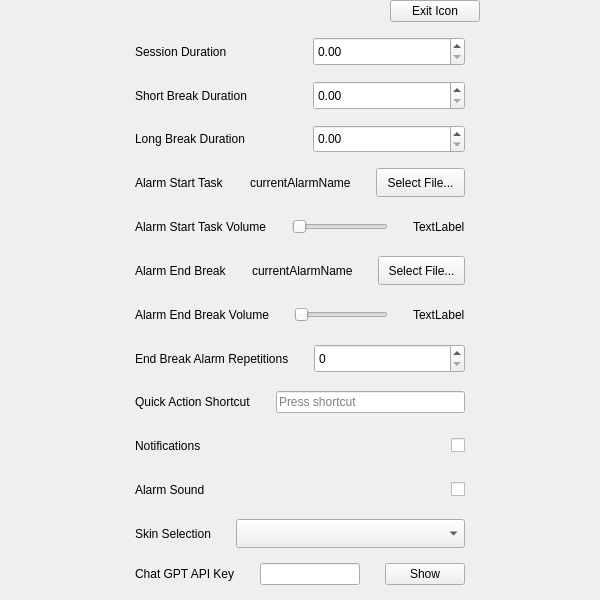
Above: PomoPeak/ui/pomopeaksettings.ui from TheVipek/PomoPeak before the change. Below: the same form after it.
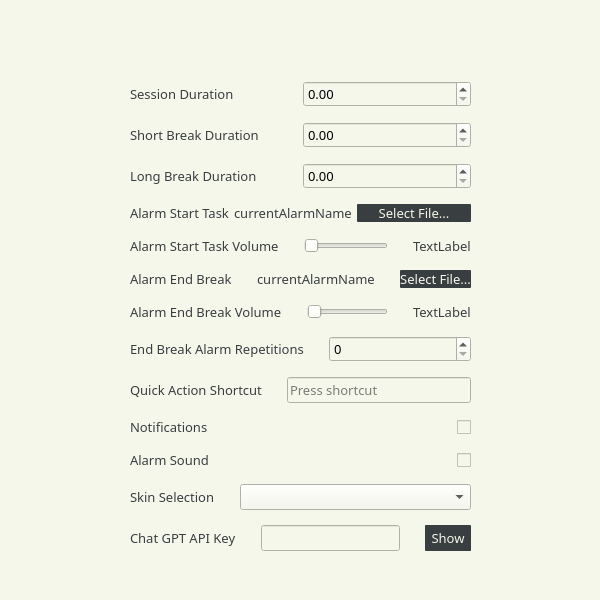
That is the form after the change. Icons and pictures are not drawn.

```diff
--- a/PomoPeak/ui/pomopeaksettings.ui
+++ b/PomoPeak/ui/pomopeaksettings.ui
@@ -13,6 +13,12 @@
     <height>600</height>
    </rect>
   </property>
+  <property name="sizePolicy">
+   <sizepolicy hsizetype="Expanding" vsizetype="Expanding">
+    <horstretch>0</horstretch>
+    <verstretch>0</verstretch>
+   </sizepolicy>
+  </property>
   <property name="windowTitle">
    <string>Form</string>
   </property>
@@ -20,24 +26,131 @@
    <double>1.000000000000000</double>
   </property>
   <property name="styleSheet">
-   <string notr="true"/>
+   <string notr="true">QWidget
+{
+	background-color: #f6f7eb;
+}
+
+QLabel, QPushButton
+{
+	color: #393e41;
+}
+QPushButton
+{
+	background-color: #393e41;
+	border-radius: 1px;
+	color: #f6f7eb;
+}
+#exitBtn
+{	
+	background-color: none;
+}</string>
   </property>
-  <layout class="QVBoxLayout" name="verticalLayout">
+  <layout class="QVBoxLayout" name="verticalLayout" stretch="1,0,15,0">
    <property name="spacing">
     <number>0</number>
    </property>
    <property name="leftMargin">
-    <number>0</number>
+    <number>5</number>
    </property>
    <property name="topMargin">
-    <number>0</number>
+    <number>5</number>
    </property>
    <property name="rightMargin">
-    <number>0</number>
+    <number>5</number>
    </property>
    <property name="bottomMargin">
-    <number>0</number>
+    <number>5</number>
    </property>
+   <item>
+    <layout class="QHBoxLayout" name="horizontalLayout_2" stretch="8,1">
+     <property name="spacing">
+      <number>0</number>
+     </property>
+     <property name="leftMargin">
+      <number>0</number>
+     </property>
+     <property name="topMargin">
+      <number>0</number>
+     </property>
+     <property name="rightMargin">
+      <number>0</number>
+     </property>
+     <property name="bottomMargin">
+      <number>0</number>
+     </property>
+     <item>
+      <spacer name="horizontalSpacer_4">
+       <property name="orientation">
+        <enum>Qt::Horizontal</enum>
+       </property>
+       <property name="sizeHint" stdset="0">
+        <size>
+         <width>40</width>
+         <height>20</height>
+        </size>
+       </property>
+      </spacer>
+     </item>
+     <item>
+      <widget class="QPushButton" name="exitBtn">
+       <property name="sizePolicy">
+        <sizepolicy hsizetype="Preferred" vsizetype="Preferred">
+         <horstretch>0</horstretch>
+         <verstretch>0</verstretch>
+        </sizepolicy>
+       </property>
+       <property name="minimumSize">
+        <size>
+         <width>32</width>
+         <height>32</height>
+        </size>
+       </property>
+       <property name="maximumSize">
+        <size>
+         <width>64</width>
+         <height>64</height>
+        </size>
+       </property>
+       <property name="font">
+        <font>
+         <family>Bahnschrift</family>
+         <pointsize>10</pointsize>
+        </font>
+       </property>
+       <property name="layoutDirection">
+        <enum>Qt::RightToLeft</enum>
+       </property>
+       <property name="text">
+        <string/>
+       </property>
+       <property name="icon">
+        <iconset resource="../data/Resources.qrc">
+         <normaloff>:/icon/images/cancel.png</normaloff>:/icon/images/cancel.png</iconset>
+       </property>
+       <property name="iconSize">
+        <size>
+         <width>32</width>
+         <height>32</height>
+        </size>
+       </property>
+      </widget>
+     </item>
+    </layout>
+   </item>
+   <item>
+    <spacer name="verticalSpacer">
+     <property name="orientation">
+      <enum>Qt::Vertical</enum>
+     </property>
+     <property name="sizeHint" stdset="0">
+      <size>
+       <width>20</width>
+       <height>40</height>
+      </size>
+     </property>
+    </spacer>
+   </item>
    <item>
     <layout class="QHBoxLayout" name="horizontalLayout" stretch="1,3,1">
      <property name="spacing">
@@ -85,66 +198,6 @@
        <property name="bottomMargin">
         <number>0</number>
        </property>
-       <item>
-        <layout class="QHBoxLayout" name="horizontalLayout_2" stretch="3,1">
-         <property name="spacing">
-          <number>0</number>
-         </property>
-         <property name="leftMargin">
-          <number>0</number>
-         </property>
-         <property name="topMargin">
-          <number>0</number>
-         </property>
-         <property name="rightMargin">
-          <number>0</number>
-         </property>
-         <property name="bottomMargin">
-          <number>0</number>
-         </property>
-         <item>
-          <spacer name="horizontalSpacer_4">
-           <property name="orientation">
-            <enum>Qt::Horizontal</enum>
-           </property>
-           <property name="sizeHint" stdset="0">
-            <size>
-             <width>40</width>
-             <height>20</height>
-            </size>
-           </property>
-          </spacer>
-         </item>
-         <item>
-          <widget class="QPushButton" name="exitBtn">
-           <property name="sizePolicy">
-            <sizepolicy hsizetype="Minimum" vsizetype="Minimum">
-             <horstretch>0</horstretch>
-             <verstretch>0</verstretch>
-            </sizepolicy>
-           </property>
-           <property name="minimumSize">
-            <size>
-             <width>0</width>
-             <height>0</height>
-            </size>
-           </property>
-           <property name="maximumSize">
-            <size>
-             <width>200</width>
-             <height>25</height>
-            </size>
-           </property>
-           <property name="layoutDirection">
-            <enum>Qt::RightToLeft</enum>
-           </property>
-           <property name="text">
-            <string>Exit Icon</string>
-           </property>
-          </widget>
-         </item>
-        </layout>
-       </item>
        <item>
         <layout class="QVBoxLayout" name="verticalLayout_2" stretch="1,1,1,1,1,1,1,1,1,1,1,1,0">
          <property name="spacing">
@@ -166,9 +219,12 @@
           <number>15</number>
          </property>
          <item>
-          <layout class="QHBoxLayout" name="sessionLayout">
+          <layout class="QHBoxLayout" name="sessionLayout" stretch="1,1">
            <property name="spacing">
-            <number>25</number>
+            <number>5</number>
+           </property>
+           <property name="sizeConstraint">
+            <enum>QLayout::SetDefaultConstraint</enum>
            </property>
            <property name="leftMargin">
             <number>0</number>
@@ -184,12 +240,36 @@
            </property>
            <item>
             <widget class="QLabel" name="sessionLabel">
+             <property name="sizePolicy">
+              <sizepolicy hsizetype="Preferred" vsizetype="Preferred">
+               <horstretch>0</horstretch>
+               <verstretch>0</verstretch>
+              </sizepolicy>
+             </property>
              <property name="maximumSize">
               <size>
-               <width>200</width>
-               <height>30</height>
+               <width>16777215</width>
+               <height>50</height>
               </size>
              </property>
+             <property name="sizeIncrement">
+              <size>
+               <width>0</width>
+               <height>0</height>
+              </size>
+             </property>
+             <property name="baseSize">
+              <size>
+               <width>0</width>
+               <height>0</height>
+              </size>
+             </property>
+             <property name="font">
+              <font>
+               <family>Bahnschrift</family>
+               <pointsize>10</pointsize>
+              </font>
+             </property>
              <property name="text">
               <string>Session Duration</string>
              </property>
@@ -197,12 +277,24 @@
            </item>
            <item>
             <widget class="QDoubleSpinBox" name="sessionDoubleSpinBox">
+             <property name="sizePolicy">
+              <sizepolicy hsizetype="Expanding" vsizetype="Preferred">
+               <horstretch>0</horstretch>
+               <verstretch>0</verstretch>
+              </sizepolicy>
+             </property>
              <property name="maximumSize">
               <size>
                <width>16777215</width>
-               <height>30</height>
+               <height>50</height>
               </size>
              </property>
+             <property name="font">
+              <font>
+               <family>Bahnschrift</family>
+               <pointsize>10</pointsize>
+              </font>
+             </property>
              <property name="maximum">
               <double>1000.000000000000000</double>
              </property>
@@ -211,9 +303,9 @@
           </layout>
          </item>
          <item>
-          <layout class="QHBoxLayout" name="shortBreakLayout">
+          <layout class="QHBoxLayout" name="shortBreakLayout" stretch="1,1">
            <property name="spacing">
-            <number>25</number>
+            <number>5</number>
            </property>
            <property name="leftMargin">
             <number>0</number>
@@ -231,10 +323,16 @@
             <widget class="QLabel" name="shortBreakLabel">
              <property name="maximumSize">
               <size>
-               <width>200</width>
-               <height>30</height>
+               <width>16777215</width>
+               <height>50</height>
               </size>
              </property>
+             <property name="font">
+              <font>
+               <family>Bahnschrift</family>
+               <pointsize>10</pointsize>
+              </font>
+             </property>
              <property name="text">
               <string>Short Break Duration</string>
              </property>
@@ -242,12 +340,24 @@
            </item>
            <item>
             <widget class="QDoubleSpinBox" name="shortBreakDoubleSpinBox">
+             <property name="sizePolicy">
+              <sizepolicy hsizetype="Expanding" vsizetype="Preferred">
+               <horstretch>0</horstretch>
+               <verstretch>0</verstretch>
+              </sizepolicy>
+             </property>
              <property name="maximumSize">
               <size>
                <width>16777215</width>
-               <height>30</height>
+               <height>50</height>
               </size>
              </property>
+             <property name="font">
+              <font>
+               <family>Bahnschrift</family>
+               <pointsize>10</pointsize>
+              </font>
+             </property>
              <property name="maximum">
               <double>1000.000000000000000</double>
              </property>
@@ -256,9 +366,9 @@
           </layout>
          </item>
          <item>
-          <layout class="QHBoxLayout" name="longBreakLayout">
+          <layout class="QHBoxLayout" name="longBreakLayout" stretch="1,1">
            <property name="spacing">
-            <number>25</number>
+            <number>5</number>
            </property>
            <property name="leftMargin">
             <number>0</number>
@@ -274,12 +384,24 @@
            </property>
            <item>
             <widget class="QLabel" name="longBreakLabel">
+             <property name="sizePolicy">
+              <sizepolicy hsizetype="Preferred" vsizetype="Preferred">
+               <horstretch>0</horstretch>
+               <verstretch>0</verstretch>
+              </sizepolicy>
+             </property>
              <property name="maximumSize">
               <size>
-               <width>200</width>
-               <height>30</height>
+               <width>16777215</width>
+               <height>50</height>
               </size>
              </property>
+             <property name="font">
+              <font>
+               <family>Bahnschrift</family>
+               <pointsize>10</pointsize>
+              </font>
+             </property>
              <property name="text">
               <string>Long Break Duration</string>
              </property>
@@ -287,12 +409,24 @@
            </item>
            <item>
             <widget class="QDoubleSpinBox" name="longBreakDoubleSpinBox">
+             <property name="sizePolicy">
+              <sizepolicy hsizetype="Expanding" vsizetype="Preferred">
+               <horstretch>0</horstretch>
+               <verstretch>0</verstretch>
+              </sizepolicy>
+             </property>
              <property name="maximumSize">
               <size>
                <width>16777215</width>
-               <height>30</height>
+               <height>50</height>
               </size>
              </property>
+             <property name="font">
+              <font>
+               <family>Bahnschrift</family>
+               <pointsize>10</pointsize>
+              </font>
+             </property>
              <property name="maximum">
               <double>1000.000000000000000</double>
              </property>
@@ -304,9 +438,9 @@
           </layout>
          </item>
          <item>
-          <layout class="QHBoxLayout" name="alarmStartLayout">
+          <layout class="QHBoxLayout" name="alarmStartLayout" stretch="1,1,2">
            <property name="spacing">
-            <number>25</number>
+            <number>5</number>
            </property>
            <property name="leftMargin">
             <number>0</number>
@@ -322,12 +456,24 @@
            </property>
            <item>
             <widget class="QLabel" name="alarmStartLabel">
+             <property name="sizePolicy">
+              <sizepolicy hsizetype="Preferred" vsizetype="Preferred">
+               <horstretch>0</horstretch>
+               <verstretch>0</verstretch>
+              </sizepolicy>
+             </property>
              <property name="maximumSize">
               <size>
-               <width>200</width>
-               <height>30</height>
+               <width>16777215</width>
+               <height>50</height>
               </size>
              </property>
+             <property name="font">
+              <font>
+               <family>Bahnschrift</family>
+               <pointsize>10</pointsize>
+              </font>
+             </property>
              <property name="text">
               <string>Alarm Start Task</string>
              </property>
@@ -335,12 +481,24 @@
            </item>
            <item>
             <widget class="QLabel" name="alarmStartCurrentLabel">
+             <property name="sizePolicy">
+              <sizepolicy hsizetype="Preferred" vsizetype="Preferred">
+               <horstretch>0</horstretch>
+               <verstretch>0</verstretch>
+              </sizepolicy>
+             </property>
              <property name="maximumSize">
               <size>
-               <width>150</width>
-               <height>30</height>
+               <width>16777215</width>
+               <height>50</height>
               </size>
              </property>
+             <property name="font">
+              <font>
+               <family>Bahnschrift</family>
+               <pointsize>10</pointsize>
+              </font>
+             </property>
              <property name="text">
               <string>currentAlarmName</string>
              </property>
@@ -348,12 +506,24 @@
            </item>
            <item>
             <widget class="QPushButton" name="alarmStartSelectBtn">
+             <property name="sizePolicy">
+              <sizepolicy hsizetype="Preferred" vsizetype="Expanding">
+               <horstretch>0</horstretch>
+               <verstretch>0</verstretch>
+              </sizepolicy>
+             </property>
              <property name="maximumSize">
               <size>
                <width>16777215</width>
-               <height>30</height>
+               <height>50</height>
               </size>
              </property>
+             <property name="font">
+              <font>
+               <family>Bahnschrift</family>
+               <pointsize>10</pointsize>
+              </font>
+             </property>
              <property name="text">
               <string>Select File...</string>
              </property>
@@ -362,7 +532,7 @@
           </layout>
          </item>
          <item>
-          <layout class="QHBoxLayout" name="alarmStartVolumeLayout">
+          <layout class="QHBoxLayout" name="alarmStartVolumeLayout" stretch="1,3,1">
            <property name="spacing">
             <number>25</number>
            </property>
@@ -383,9 +553,15 @@
              <property name="maximumSize">
               <size>
                <width>16777215</width>
-               <height>30</height>
+               <height>50</height>
               </size>
              </property>
+             <property name="font">
+              <font>
+               <family>Bahnschrift</family>
+               <pointsize>10</pointsize>
+              </font>
+             </property>
              <property name="text">
               <string>Alarm Start Task Volume</string>
              </property>
@@ -393,12 +569,24 @@
            </item>
            <item>
             <widget class="QSlider" name="alarmStartSlider">
+             <property name="sizePolicy">
+              <sizepolicy hsizetype="Expanding" vsizetype="Preferred">
+               <horstretch>0</horstretch>
+               <verstretch>0</verstretch>
+              </sizepolicy>
+             </property>
              <property name="maximumSize">
               <size>
                <width>16777215</width>
-               <height>30</height>
+               <height>50</height>
               </size>
              </property>
+             <property name="font">
+              <font>
+               <family>Bahnschrift</family>
+               <pointsize>10</pointsize>
+              </font>
+             </property>
              <property name="maximum">
               <number>100</number>
              </property>
@@ -411,10 +599,16 @@
             <widget class="QLabel" name="alarmStartSliderValueLabel">
              <property name="maximumSize">
               <size>
-               <width>200</width>
-               <height>30</height>
+               <width>16777215</width>
+               <height>50</height>
               </size>
              </property>
+             <property name="font">
+              <font>
+               <family>Bahnschrift</family>
+               <pointsize>10</pointsize>
+              </font>
+             </property>
              <property name="text">
               <string>TextLabel</string>
              </property>
@@ -444,9 +638,15 @@
              <property name="maximumSize">
               <size>
                <width>200</width>
-               <height>30</height>
+               <height>50</height>
               </size>
              </property>
+             <property name="font">
+              <font>
+               <family>Bahnschrift</family>
+               <pointsize>10</pointsize>
+              </font>
+             </property>
              <property name="text">
               <string>Alarm End Break</string>
              </property>
@@ -457,9 +657,15 @@
              <property name="maximumSize">
               <size>
                <width>150</width>
-               <height>30</height>
+               <height>50</height>
               </size>
              </property>
+             <property name="font">
+              <font>
+               <family>Bahnschrift</family>
+               <pointsize>10</pointsize>
+              </font>
+             </property>
              <property name="text">
               <string>currentAlarmName</string>
              </property>
@@ -470,9 +676,15 @@
              <property name="maximumSize">
               <size>
                <width>16777215</width>
-               <height>30</height>
+               <height>50</height>
               </size>
              </property>
+             <property name="font">
+              <font>
+               <family>Bahnschrift</family>
+               <pointsize>10</pointsize>
+              </font>
+             </property>
              <property name="text">
               <string>Select File...</string>
              </property>
@@ -502,9 +714,15 @@
              <property name="maximumSize">
               <size>
                <width>200</width>
-               <height>30</height>
+               <height>50</height>
               </size>
              </property>
+             <property name="font">
+              <font>
+               <family>Bahnschrift</family>
+               <pointsize>10</pointsize>
+              </font>
+             </property>
              <property name="text">
               <string>Alarm End Break Volume</string>
              </property>
@@ -515,9 +733,15 @@
              <property name="maximumSize">
               <size>
                <width>16777215</width>
-               <height>30</height>
+               <height>50</height>
               </size>
              </property>
+             <property name="font">
+              <font>
+               <family>Bahnschrift</family>
+               <pointsize>10</pointsize>
+              </font>
+             </property>
              <property name="maximum">
               <number>100</number>
              </property>
@@ -531,9 +755,15 @@
              <property name="maximumSize">
               <size>
                <width>200</width>
-               <height>30</height>
+               <height>50</height>
               </size>
              </property>
+             <property name="font">
+              <font>
+               <family>Bahnschrift</family>
+               <pointsize>10</pointsize>
+              </font>
+             </property>
              <property name="text">
               <string>TextLabel</string>
              </property>
@@ -542,7 +772,7 @@
           </layout>
          </item>
          <item>
-          <layout class="QHBoxLayout" name="alarmEndBreakRepLayout" stretch="0,0">
+          <layout class="QHBoxLayout" name="alarmEndBreakRepLayout" stretch="1,2">
            <property name="spacing">
             <number>25</number>
            </property>
@@ -560,12 +790,24 @@
            </property>
            <item>
             <widget class="QLabel" name="alarmEndBreakRepLabel">
+             <property name="sizePolicy">
+              <sizepolicy hsizetype="Preferred" vsizetype="MinimumExpanding">
+               <horstretch>0</horstretch>
+               <verstretch>0</verstretch>
+              </sizepolicy>
+             </property>
              <property name="maximumSize">
               <size>
-               <width>200</width>
-               <height>30</height>
+               <width>16777215</width>
+               <height>50</height>
               </size>
              </property>
+             <property name="font">
+              <font>
+               <family>Bahnschrift</family>
+               <pointsize>10</pointsize>
+              </font>
+             </property>
              <property name="text">
               <string>End Break Alarm Repetitions</string>
              </property>
@@ -573,12 +815,24 @@
            </item>
            <item>
             <widget class="QSpinBox" name="alarmEndBreakRepSpinBox">
+             <property name="sizePolicy">
+              <sizepolicy hsizetype="MinimumExpanding" vsizetype="MinimumExpanding">
+               <horstretch>0</horstretch>
+               <verstretch>0</verstretch>
+              </sizepolicy>
+             </property>
              <property name="maximumSize">
               <size>
                <width>16777215</width>
-               <height>30</height>
+               <height>50</height>
               </size>
              </property>
+             <property name="font">
+              <font>
+               <family>Bahnschrift</family>
+               <pointsize>10</pointsize>
+              </font>
+             </property>
             </widget>
            </item>
           </layout>
@@ -605,9 +859,15 @@
              <property name="maximumSize">
               <size>
                <width>200</width>
-               <height>30</height>
+               <height>50</height>
               </size>
              </property>
+             <property name="font">
+              <font>
+               <family>Bahnschrift</family>
+               <pointsize>10</pointsize>
+              </font>
+             </property>
              <property name="text">
               <string>Quick Action Shortcut</string>
              </property>
@@ -618,9 +878,15 @@
              <property name="maximumSize">
               <size>
                <width>16777215</width>
-               <height>30</height>
+               <height>50</height>
               </size>
              </property>
+             <property name="font">
+              <font>
+               <family>Bahnschrift</family>
+               <pointsize>10</pointsize>
+              </font>
+             </property>
             </widget>
            </item>
           </layout>
@@ -647,7 +913,7 @@
              <property name="maximumSize">
               <size>
                <width>200</width>
-               <height>30</height>
+               <height>50</height>
               </size>
              </property>
              <property name="sizeIncrement">
@@ -656,6 +922,12 @@
                <height>0</height>
               </size>
              </property>
+             <property name="font">
+              <font>
+               <family>Bahnschrift</family>
+               <pointsize>10</pointsize>
+              </font>
+             </property>
              <property name="text">
               <string>Notifications</string>
              </property>
@@ -672,9 +944,15 @@
              <property name="maximumSize">
               <size>
                <width>16777215</width>
-               <height>30</height>
+               <height>50</height>
               </size>
              </property>
+             <property name="font">
+              <font>
+               <family>Bahnschrift</family>
+               <pointsize>10</pointsize>
+              </font>
+             </property>
              <property name="layoutDirection">
               <enum>Qt::RightToLeft</enum>
              </property>
@@ -710,9 +988,15 @@
              <property name="maximumSize">
               <size>
                <width>200</width>
-               <height>30</height>
+               <height>50</height>
               </size>
              </property>
+             <property name="font">
+              <font>
+               <family>Bahnschrift</family>
+               <pointsize>10</pointsize>
+              </font>
+             </property>
              <property name="text">
               <string>Alarm Sound</string>
              </property>
@@ -729,9 +1013,15 @@
              <property name="maximumSize">
               <size>
                <width>16777215</width>
-               <height>30</height>
+               <height>50</height>
               </size>
              </property>
+             <property name="font">
+              <font>
+               <family>Bahnschrift</family>
+               <pointsize>10</pointsize>
+              </font>
+             </property>
              <property name="layoutDirection">
               <enum>Qt::RightToLeft</enum>
              </property>
@@ -746,7 +1036,7 @@
           </layout>
          </item>
          <item>
-          <layout class="QHBoxLayout" name="SkinSelectionLayout">
+          <layout class="QHBoxLayout" name="SkinSelectionLayout" stretch="1,3">
            <property name="spacing">
             <number>25</number>
            </property>
@@ -764,6 +1054,24 @@
            </property>
            <item>
             <widget class="QLabel" name="SkinSelectionLabel">
+             <property name="sizePolicy">
+              <sizepolicy hsizetype="Expanding" vsizetype="Expanding">
+               <horstretch>0</horstretch>
+               <verstretch>0</verstretch>
+              </sizepolicy>
+             </property>
+             <property name="maximumSize">
+              <size>
+               <width>16777215</width>
+               <height>50</height>
+              </size>
+             </property>
+             <property name="font">
+              <font>
+               <family>Bahnschrift</family>
+               <pointsize>10</pointsize>
+              </font>
+             </property>
              <property name="text">
               <string>Skin Selection</string>
              </property>
@@ -772,7 +1080,7 @@
            <item>
             <widget class="QComboBox" name="SkinSelectionComboBox">
              <property name="sizePolicy">
-              <sizepolicy hsizetype="Expanding" vsizetype="Fixed">
+              <sizepolicy hsizetype="Expanding" vsizetype="Expanding">
                <horstretch>0</horstretch>
                <verstretch>0</verstretch>
               </sizepolicy>
@@ -780,9 +1088,15 @@
              <property name="maximumSize">
               <size>
                <width>16777215</width>
-               <height>30</height>
+               <height>50</height>
               </size>
              </property>
+             <property name="font">
+              <font>
+               <family>Bahnschrift</family>
+               <pointsize>10</pointsize>
+              </font>
+             </property>
             </widget>
            </item>
           </layout>
@@ -806,6 +1120,18 @@
            </property>
            <item>
             <widget class="QLabel" name="chatGPTLabel">
+             <property name="maximumSize">
+              <size>
+               <width>16777215</width>
+               <height>50</height>
+              </size>
+             </property>
+             <property name="font">
+              <font>
+               <family>Bahnschrift</family>
+               <pointsize>10</pointsize>
+              </font>
+             </property>
              <property name="text">
               <string>Chat GPT API Key</string>
              </property>
@@ -819,6 +1145,18 @@
                <verstretch>0</verstretch>
               </sizepolicy>
              </property>
+             <property name="maximumSize">
+              <size>
+               <width>16777215</width>
+               <height>50</height>
+              </size>
+             </property>
+             <property name="font">
+              <font>
+               <family>Bahnschrift</family>
+               <pointsize>10</pointsize>
+              </font>
+             </property>
              <property name="text">
               <string/>
              </property>
@@ -841,9 +1179,15 @@
              <property name="maximumSize">
               <size>
                <width>16777215</width>
-               <height>30</height>
+               <height>50</height>
               </size>
              </property>
+             <property name="font">
+              <font>
+               <family>Bahnschrift</family>
+               <pointsize>10</pointsize>
+              </font>
+             </property>
              <property name="text">
               <string>Show</string>
              </property>
@@ -870,6 +1214,19 @@
      </item>
     </layout>
    </item>
+   <item>
+    <spacer name="verticalSpacer_2">
+     <property name="orientation">
+      <enum>Qt::Vertical</enum>
+     </property>
+     <property name="sizeHint" stdset="0">
+      <size>
+       <width>20</width>
+       <height>40</height>
+      </size>
+     </property>
+    </spacer>
+   </item>
   </layout>
  </widget>
  <resources/>
```
Left out of the diff: 4 changed lines with no effect on the pictures.
